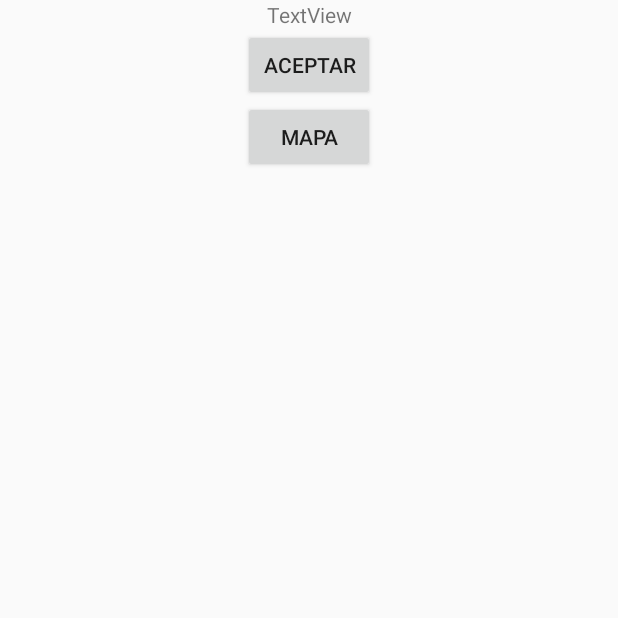
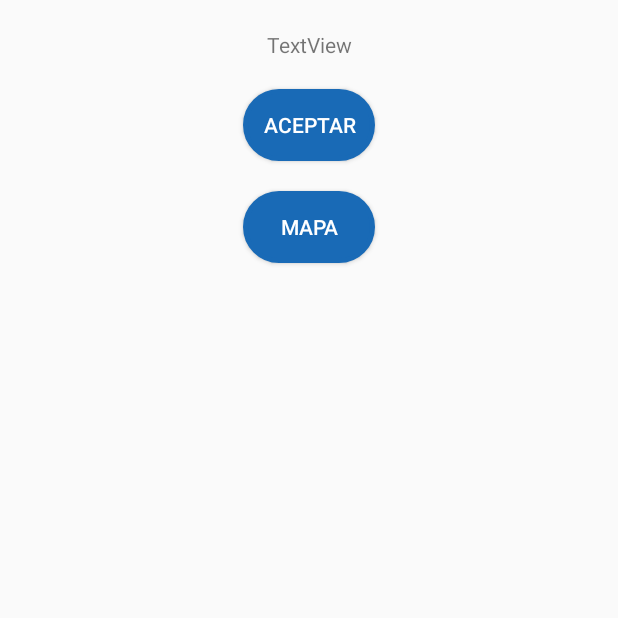
Before and after one commit to kevinrRamirez/Login, an Android app: the SeguimientoActivity screen opened directly, with no data from a screen before it, on a phone screen of 412 x 824 dp, the top half of it. Run offline under Robolectric (Android 15) with nearby library versions, the phone set to English and light mode, and no system bars.

Commit message:
Mejorar diseño de botones y SeguimientoActivity

```diff
--- a/app/src/main/java/com/example/login/SeguimientoActivity.java
+++ b/app/src/main/java/com/example/login/SeguimientoActivity.java
@@ -8,6 +8,7 @@ import android.os.Bundle;
 import android.view.View;
 import android.widget.Button;
 import android.widget.TextView;
+import android.widget.Toast;
 
 public class SeguimientoActivity extends AppCompatActivity {
     private SharedPreferences preferences;
@@ -33,7 +34,7 @@ public class SeguimientoActivity extends AppCompatActivity {
         if (str_status != null)
         {
             if(str_status.equals("0")||str_status.equals("1") ){
-            btnVerMapa.setVisibility(View.INVISIBLE);
+                btnVerMapa.setVisibility(View.INVISIBLE);
             }else if (str_status.equals("2")){
                 btnVerMapa.setVisibility(View.VISIBLE);
             }
@@ -46,5 +47,6 @@ public class SeguimientoActivity extends AppCompatActivity {
     }
 
     public void ctrlBtnVerMapa(View view){
+        Toast.makeText(this, "Ver mapa", Toast.LENGTH_LONG).show();
     }
 }
--- a/app/src/main/res/layout/activity_seguimiento.xml
+++ b/app/src/main/res/layout/activity_seguimiento.xml
@@ -25,7 +25,8 @@
                 android:text="TextView"
                 app:layout_constraintEnd_toEndOf="parent"
                 app:layout_constraintStart_toStartOf="parent"
-                app:layout_constraintTop_toTopOf="parent" />
+                app:layout_constraintTop_toTopOf="parent"
+                android:layout_marginTop="20dp"/>
 
             <Button
                 android:id="@+id/btnAceptar"
@@ -35,7 +36,11 @@
                 android:text="@string/Aceptar"
                 app:layout_constraintEnd_toEndOf="parent"
                 app:layout_constraintStart_toStartOf="parent"
-                app:layout_constraintTop_toBottomOf="@+id/textView" />
+                android:layout_marginTop="20dp"
+                app:layout_constraintTop_toBottomOf="@+id/textView"
+
+                android:background="@drawable/boton_solido"
+                android:textColor="@color/colorPrimary2"/>
 
             <Button
                 android:id="@+id/btnVerMapa"
@@ -45,7 +50,13 @@
                 android:text="@string/Mapa"
                 app:layout_constraintEnd_toEndOf="parent"
                 app:layout_constraintStart_toStartOf="parent"
-                app:layout_constraintTop_toBottomOf="@+id/btnAceptar" />
+                app:layout_constraintTop_toBottomOf="@+id/btnAceptar"
+                app:layout_constraintBottom_toBottomOf="parent"
+                android:layout_marginTop="20dp"
+                android:layout_marginBottom="20dp"
+
+                android:background="@drawable/boton_solido"
+                android:textColor="@color/colorPrimary2"/>
         </androidx.constraintlayout.widget.ConstraintLayout>
     </ScrollView>
 </androidx.constraintlayout.widget.ConstraintLayout>
```
Also changed, not shown: app/src/main/java/com/example/login/NavigationPaseando.java (+10 -7 lines).
